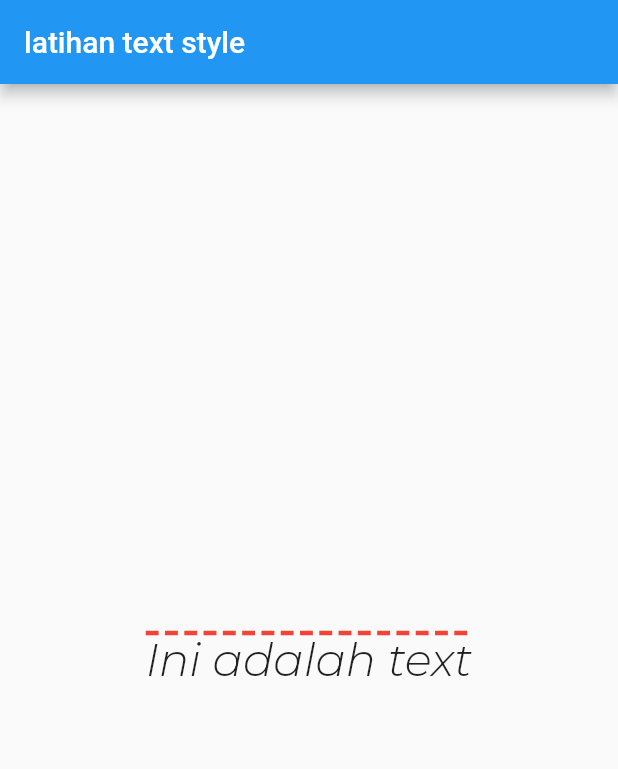
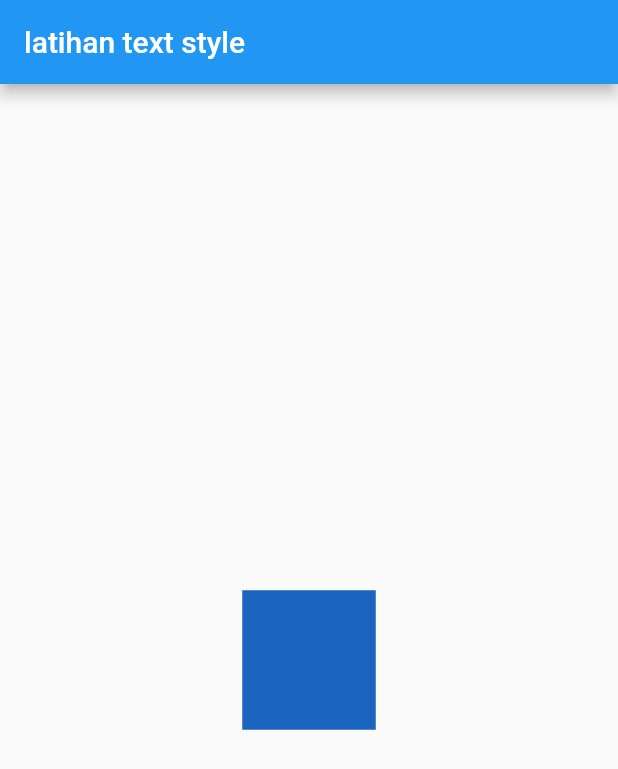
Before and after one commit to acepnurmansidik/Flutter_Practice, a Flutter app: the screen it shows after launch, on a phone screen of 412 x 824 dp. Shown: the top 769 px of the screen. Run offline on Flutter 3.47's test engine with Material 2 defaults, Android fonts, the phone set to English and light mode, and no system bars.

```diff
--- a/lib/main.dart
+++ b/lib/main.dart
@@ -1,3 +1,5 @@
+import 'dart:math';
+
 import 'package:flutter/material.dart';
 
 void main() => runApp(const MyApp());
@@ -10,6 +12,7 @@ class MyApp extends StatefulWidget {
 }
 
 class _MyAppState extends State<MyApp> {
+  Random random = Random();
   @override
   Widget build(BuildContext context) {
     return MaterialApp(
@@ -17,18 +20,18 @@ class _MyAppState extends State<MyApp> {
         appBar: AppBar(
           title: const Text("latihan text style"),
         ),
-        body: const Center(
-          child: Text(
-            "Ini adalah text",
-            style: TextStyle(
-                fontFamily: "Montserrat",
-                fontStyle: FontStyle.italic,
-                fontSize: 30,
-                decoration: TextDecoration.overline,
-                decorationColor: Colors.red,
-                decorationThickness: 2,
-                decorationStyle: TextDecorationStyle.dashed),
-          ),
+        body: Center(
+          child: GestureDetector(
+              onTap: () {
+                setState(() {});
+              },
+              child: AnimatedContainer(
+                color: Color.fromARGB(255, random.nextInt(256),
+                    random.nextInt(256), random.nextInt(256)),
+                duration: const Duration(seconds: 1),
+                width: 50.0 + random.nextInt(101),
+                height: 50.0 + random.nextInt(101),
+              )),
         ),
       ),
     );
```
